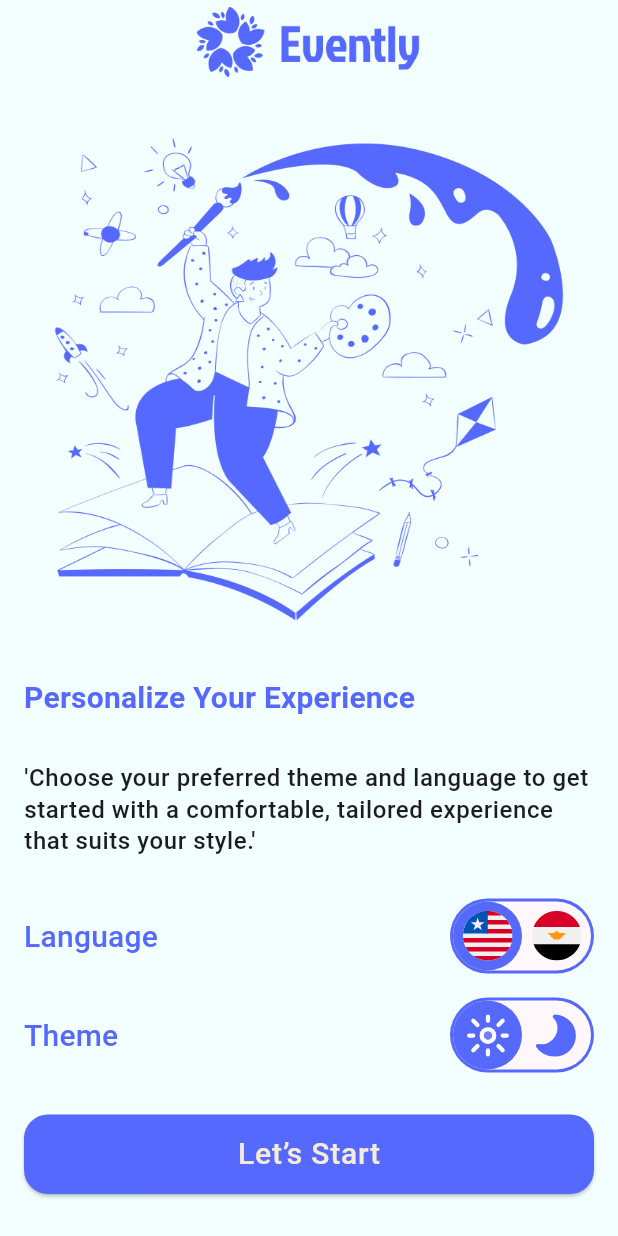
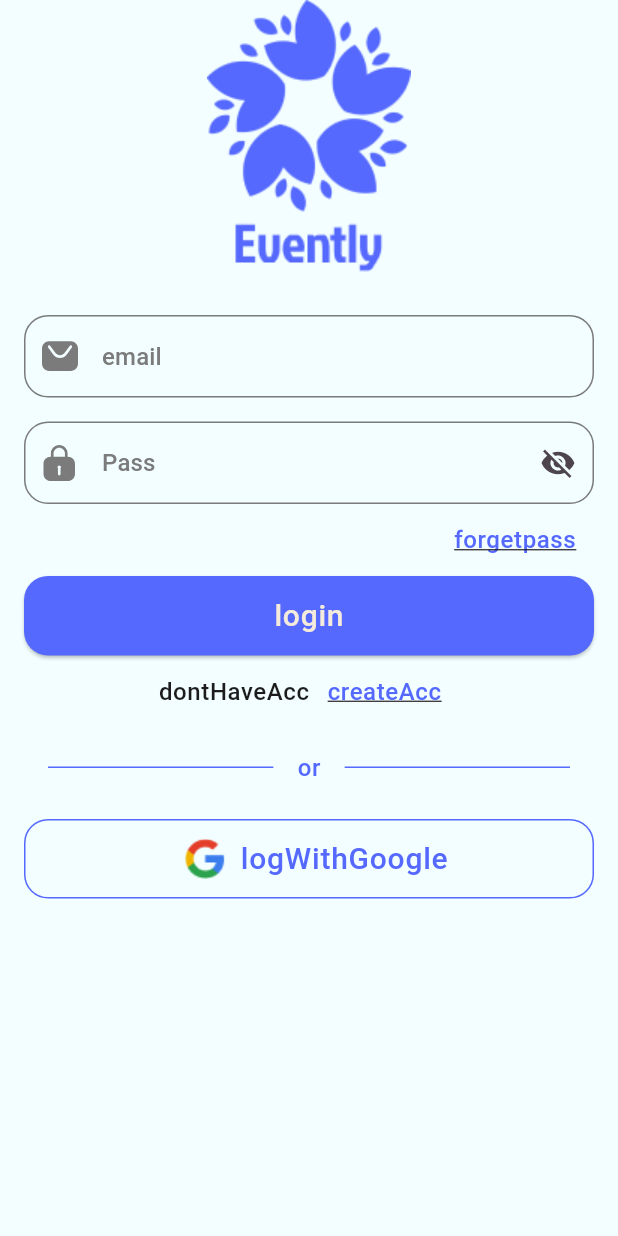
Before and after one commit to abdogabal/Evently, a Flutter app: the screen it shows after launch, after a tap on "Let’s Start", on a phone screen of 412 x 824 dp. Run offline on Flutter 3.47's test engine with Material 3 defaults, Android fonts, the phone set to English and light mode, and no system bars; drawn by our look-alikes of animated_toggle_switch; our stand-ins replace easy_localization, flutter_animate, flutter_svg, shared_preferences; missing offline and left inert: dart:ffi.

Commit message:
+add Login_Screen +add register screen +add reset password screen

```diff
--- /dev/null
+++ b/lib/Core/Constants.dart
@@ -0,0 +1 @@
+String emailRegex=r"^[a-zA-Z0-9.a-zA-Z0-9.!#$%&'*+-/=?^_`{|}~]+@[a-zA-Z0-9]+\.[a-zA-Z]+";
--- /dev/null
+++ b/lib/Core/Reusable_Component/CustomTextField.dart
@@ -0,0 +1,90 @@
+import 'package:evently/Core/resources/AppStyle.dart';
+import 'package:evently/Core/resources/ColorManger.dart';
+import 'package:flutter/material.dart';
+import 'package:flutter_svg/flutter_svg.dart';
+
+class CustomTextField extends StatefulWidget {
+  TextEditingController controller;
+  String? Function(String?) validate;
+  String hint;
+  String prefixIcon;
+  TextInputType keyboardType;
+  bool obscure;
+
+  CustomTextField({
+    required this.validate,
+    required this.controller,
+    required this.hint,
+    required this.prefixIcon,
+    required this.keyboardType,
+    this.obscure = false,
+  });
+
+  @override
+  State<CustomTextField> createState() => _CustomTextFieldState();
+}
+
+class _CustomTextFieldState extends State<CustomTextField> {
+  late bool isVisible;
+
+  @override
+  void initState() {
+    // TODO: implement initState
+    super.initState();
+    isVisible = widget.obscure;
+  }
+
+  @override
+  Widget build(BuildContext context) {
+    return TextFormField(
+      validator: widget.validate,
+      controller: widget.controller,
+      obscureText: isVisible,
+      obscuringCharacter: '*',
+      style: Theme.of(context).textTheme.titleSmall,
+      keyboardType: widget.keyboardType,
+      decoration: InputDecoration(
+        hintText: widget.hint,
+        hintStyle: Theme.of(context).textTheme.titleSmall,
+
+        enabledBorder: OutlineInputBorder(
+          borderRadius: BorderRadius.circular(16),
+          borderSide: BorderSide(color: ColorManger.grey),
+        ),
+        focusedBorder: OutlineInputBorder(
+          borderRadius: BorderRadius.circular(16),
+          borderSide: BorderSide(color: ColorManger.grey),
+        ),
+        errorBorder: OutlineInputBorder(
+          borderRadius: BorderRadius.circular(16),
+          borderSide: BorderSide(color: ColorManger.red),
+        ),
+        focusedErrorBorder: OutlineInputBorder(
+          borderRadius: BorderRadius.circular(16),
+          borderSide: BorderSide(color: ColorManger.red),
+        ),
+        prefixIcon: SvgPicture.asset(
+          widget.prefixIcon,
+          fit: BoxFit.scaleDown,
+          colorFilter: ColorFilter.mode(
+            Theme.of(context).colorScheme.onPrimaryContainer,
+            BlendMode.srcIn,
+          ),
+        ),
+        suffixIcon:
+            widget.obscure
+                ? IconButton(
+                  onPressed: () {
+                    setState(() {
+                      isVisible = !isVisible;
+                    });
+                  },
+                  icon: Icon(
+                    isVisible ? Icons.visibility_off : Icons.visibility,
+                  ),
+                )
+                : null,
+      ),
+    );
+  }
+}
--- a/lib/Core/resources/AppStyle.dart
+++ b/lib/Core/resources/AppStyle.dart
@@ -3,11 +3,17 @@ import 'package:flutter/material.dart';
 import 'ColorManger.dart';
 
 class AppStyle {
-  static ThemeMode themeMode=ThemeMode.light;
+  static ThemeMode themeMode = ThemeMode.light;
   static ThemeData lightTheme = ThemeData(
     appBarTheme: AppBarTheme(
       centerTitle: true,
       backgroundColor: Colors.transparent,
+      shadowColor: Colors.transparent,
+      titleTextStyle: TextStyle(
+        fontSize: 22,
+        fontWeight: FontWeight.w400,
+        color: ColorManger.black,
+      ),
     ),
     colorScheme: ColorScheme.fromSeed(
       brightness: Brightness.light,
@@ -16,7 +22,10 @@ class AppStyle {
       secondary: ColorManger.black,
       tertiary: ColorManger.red,
       onPrimary: Colors.white,
+      onPrimaryContainer: ColorManger.grey
     ),
+
+
     textTheme: TextTheme(
       labelMedium: TextStyle(
         fontWeight: FontWeight.w500,
@@ -33,6 +42,11 @@ class AppStyle {
         color: ColorManger.black,
         fontSize: 16,
       ),
+      titleSmall: TextStyle(
+        fontSize: 16,
+        fontWeight: FontWeight.w500,
+        color: ColorManger.grey
+      )
     ),
 
     useMaterial3: true,
@@ -40,8 +54,14 @@ class AppStyle {
   );
   static ThemeData darkTheme = ThemeData(
     appBarTheme: AppBarTheme(
+      shadowColor: Colors.transparent,
       centerTitle: true,
       backgroundColor: Colors.transparent,
+      titleTextStyle: TextStyle(
+        fontSize: 22,
+        fontWeight: FontWeight.w400,
+        color: ColorManger.black,
+      ),
     ),
     colorScheme: ColorScheme.fromSeed(
       brightness: Brightness.dark,
@@ -50,7 +70,9 @@ class AppStyle {
       secondary: ColorManger.white,
       tertiary: ColorManger.red,
       onPrimary: Colors.black,
+      onPrimaryContainer: ColorManger.white,
     ),
+
     useMaterial3: true,
     scaffoldBackgroundColor: ColorManger.darkBackground,
     textTheme: TextTheme(
@@ -69,6 +91,11 @@ class AppStyle {
         color: ColorManger.white,
         fontSize: 16,
       ),
+        titleSmall: TextStyle(
+            fontSize: 16,
+            fontWeight: FontWeight.w500,
+            color: ColorManger.grey
+        )
     ),
   );
 }
--- a/lib/Core/resources/AssetsManger.dart
+++ b/lib/Core/resources/AssetsManger.dart
@@ -1,14 +1,19 @@
-abstract final class AssetsManger{
-static const String logo='assets/images/Logo.png';
-static const String branding='assets/images/branding.png';
-static const String startLight='assets/images/being-creative.png';
-static const String startDark='assets/images/designer-desk.png';
-static const String logoBar='assets/images/logo_bar.png';
-static const String mangerDesk='assets/images/manager-desk.png';
-static const String socialMedia='assets/images/social-media.png';
-static const String hotTrending='assets/images/hot-trending.png';
-static const String eg='assets/svg/EG.svg';
-static const String us='assets/svg/US.svg';
-static const String sun='assets/svg/Sun.svg';
-static const String moon='assets/svg/Moon.svg';
+abstract final class AssetsManger {
+  static const String logo = 'assets/images/Logo.png';
+  static const String branding = 'assets/images/branding.png';
+  static const String startLight = 'assets/images/being-creative.png';
+  static const String startDark = 'assets/images/designer-desk.png';
+  static const String logoBar = 'assets/images/logo_bar.png';
+  static const String mangerDesk = 'assets/images/manager-desk.png';
+  static const String socialMedia = 'assets/images/social-media.png';
+  static const String hotTrending = 'assets/images/hot-trending.png';
+  static const String eg = 'assets/svg/EG.svg';
+  static const String us = 'assets/svg/US.svg';
+  static const String sun = 'assets/svg/Sun.svg';
+  static const String moon = 'assets/svg/Moon.svg';
+  static const String person = 'assets/svg/person.svg';
+  static const String mail = 'assets/svg/mail.svg';
+  static const String lock = 'assets/svg/lock.svg';
+  static const String forgetPass = 'assets/images/Forget_password.png';
+  static const String gLogo = 'assets/images/G_logo.png';
 }
--- a/lib/Core/resources/ColorManger.dart
+++ b/lib/Core/resources/ColorManger.dart
@@ -7,4 +7,5 @@ static const Color blue=Color(0xff5669FF);
 static const Color black=Color(0xff1C1C1C);
 static const Color red=Color(0xffFF5659);
 static const Color white=Color(0xffF4EBDC);
+static const Color grey=Color(0xff7B7B7B);
 }
--- a/lib/Core/resources/StringsManger.dart
+++ b/lib/Core/resources/StringsManger.dart
@@ -4,4 +4,17 @@ abstract final class StringsManger {
   static const String language = 'language';
   static const String theme = 'theme';
   static const String begin = 'begin';
+  static const String register = 'register';
+  static const String login = 'login';
+  static const String name = 'name';
+  static const String email = 'email';
+  static const String pass = 'Pass';
+  static const String rePass = 'repass';
+  static const String createAcc = 'createAcc';
+  static const String alreadyHaveAcc = 'alreadyHaveAcc';
+  static const String dontHaveAcc = 'dontHaveAcc';
+  static const String forgetpass = 'forgetpass';
+  static const String resetpass = 'resetpass';
+  static const String or = 'or';
+  static const String logWithGoogle = 'logWithGoogle';
 }
--- /dev/null
+++ b/lib/UI/Login/Screens/Login_Screen.dart
@@ -0,0 +1,212 @@
+import 'dart:ffi';
+
+import 'package:easy_localization/easy_localization.dart';
+import 'package:evently/Core/Constants.dart';
+import 'package:evently/Core/Reusable_Component/CustomButton.dart';
+import 'package:evently/Core/Reusable_Component/CustomTextField.dart';
+import 'package:evently/Core/resources/AssetsManger.dart';
+import 'package:evently/Core/resources/ColorManger.dart';
+import 'package:evently/Core/resources/StringsManger.dart';
+import 'package:evently/UI/ForgetPass/Screens/ForgetPass_Screen.dart';
+import 'package:evently/UI/Register/Screens/Register_Screen.dart';
+import 'package:flutter/material.dart';
+
+class LoginScreen extends StatefulWidget {
+  static const String routeName = 'Login';
+
+  const LoginScreen({super.key});
+
+  @override
+  State<LoginScreen> createState() => _LoginScreenState();
+}
+
+class _LoginScreenState extends State<LoginScreen> {
+  late TextEditingController emailController;
+  late TextEditingController passController;
+  GlobalKey<FormState> formKey = GlobalKey<FormState>();
+
+  @override
+  void initState() {
+    super.initState();
+    emailController = TextEditingController();
+    passController = TextEditingController();
+  }
+
+  @override
+  void dispose() {
+    // TODO: implement dispose
+    super.dispose();
+    emailController.dispose();
+    passController.dispose();
+  }
+
+  @override
+  Widget build(BuildContext context) {
+    return Scaffold(
+      body: SafeArea(
+        child: Padding(
+          padding: const EdgeInsets.symmetric(horizontal: 16),
+          child: SingleChildScrollView(
+            child: Form(
+              key: formKey,
+              child: Column(
+                children: [
+                  Image.asset(AssetsManger.logo),
+                  SizedBox(height: 24),
+                  CustomTextField(
+                    validate: (value) {
+                      if (value == null || value.isEmpty) {
+                        return 'Should not be empty';
+                      } else if (!RegExp(emailRegex).hasMatch(value)) {
+                        return 'Email not valid';
+                      }
+                      return null;
+                    },
+                    keyboardType: TextInputType.emailAddress,
+                    controller: emailController,
+                    hint: StringsManger.email.tr(),
+                    prefixIcon: AssetsManger.mail,
+                  ),
+                  SizedBox(height: 16),
+                  CustomTextField(
+                    validate: (value) {
+                      if (value == null || value.isEmpty) {
+                        return 'Should not be empty';
+                      } else if (value.length < 8) {
+                        return 'Password must be at least 8 character';
+                      }
+                      return null;
+                    },
+                    obscure: true,
+                    keyboardType: TextInputType.visiblePassword,
+                    controller: passController,
+                    hint: StringsManger.pass.tr(),
+                    prefixIcon: AssetsManger.lock,
+                  ),
+                  Align(
+                    alignment: AlignmentDirectional.centerEnd,
+                    child: TextButton(
+                      onPressed: () {
+                        Navigator.pushNamed(
+                          context,
+                          ForgetPassScreen.routeName,
+                        );
+                      },
+                      child: Text(
+                        StringsManger.forgetpass.tr(),
+                        style: Theme.of(context).textTheme.bodySmall!.copyWith(
+                          color: Theme.of(context).colorScheme.primary,
+                          decoration: TextDecoration.underline,
+                        ),
+                      ),
+                    ),
+                  ),
+                  Container(
+                    width: double.infinity,
+                    child: CustomButton(
+                      title: StringsManger.login.tr(),
+                      onClick: () {
+                        formKey.currentState?.validate();
+                      },
+                    ),
+                  ),
+                  Row(
+                    mainAxisAlignment: MainAxisAlignment.center,
+                    children: [
+                      Text(
+                        StringsManger.dontHaveAcc.tr(),
+                        style: Theme.of(context).textTheme.bodySmall,
+                      ),
+                      TextButton(
+                        onPressed: () {
+                          Navigator.pushNamed(
+                            context,
+                            RegisterScreen.routeName,
+                          );
+                        },
+                        child: Text(
+                          StringsManger.createAcc.tr(),
+                          style: Theme.of(
+                            context,
+                          ).textTheme.bodySmall!.copyWith(
+                            color: Theme.of(context).colorScheme.primary,
+                            decoration: TextDecoration.underline,
+                          ),
+                        ),
+                      ),
+                    ],
+                  ),
+                  SizedBox(height: 16),
+                  Row(
+                    mainAxisAlignment: MainAxisAlignment.center,
+                    children: [
+                      SizedBox(width: 16),
+                      Expanded(
+                        child: Divider(
+                          height: 20,
+                          color: Theme.of(context).colorScheme.primary,
+                        ),
+                      ),
+                      SizedBox(width: 16),
+
+                      Text(
+                        StringsManger.or.tr(),
+                        style: Theme.of(context).textTheme.bodySmall!.copyWith(
+                          color: Theme.of(context).colorScheme.primary,
+                        ),
+                      ),
+                      SizedBox(width: 16),
+
+                      Expanded(
+                        child: Divider(
+                          height: 1,
+                          color: Theme.of(context).colorScheme.primary,
+                        ),
+                      ),
+
+                      SizedBox(width: 16),
+                    ],
+                  ),
+                  SizedBox(height: 24,),
+                  Container(
+                    width: double.infinity,
+                    child: ElevatedButton(
+                      onPressed: () {},
+                      style: ElevatedButton.styleFrom(
+                        padding: EdgeInsets.symmetric(vertical: 13),
+                        backgroundColor: Colors.transparent,
+                        shadowColor: Colors.transparent,
+                        shape: RoundedRectangleBorder(
+                          borderRadius: BorderRadius.circular(16),
+                          side: BorderSide(
+                            color: Theme.of(context).colorScheme.primary,
+
+                          )
+                        ),
+                      ),
+                      child: Row(
+                        mainAxisAlignment: MainAxisAlignment.center,
+                        children: [
+                          Container(
+                            margin: EdgeInsets.symmetric(horizontal: 10),
+                            child: Image.asset(AssetsManger.gLogo),
+                          ),
+                          Text(
+                            StringsManger.logWithGoogle.tr(),
+                            style: Theme.of(context).textTheme.labelMedium!.copyWith(
+                              color: Theme.of(context).colorScheme.primary,
+                            ),
+                          ),
+                        ],
+                      )
+                    ),
+                  ),
+                ],
+              ),
+            ),
+          ),
+        ),
+      ),
+    );
+  }
+}
--- a/lib/UI/Start/Screen/Start_Screen.dart
+++ b/lib/UI/Start/Screen/Start_Screen.dart
@@ -6,6 +6,8 @@ import 'package:evently/Core/resources/AppStyle.dart';
 import 'package:evently/Core/resources/AssetsManger.dart';
 import 'package:evently/Core/resources/StringsManger.dart';
 import 'package:evently/Providers/ThemeProvider.dart';
+import 'package:evently/UI/Login/Screens/Login_Screen.dart';
+
 import 'package:flutter/material.dart';
 import 'package:provider/provider.dart';
 
@@ -23,9 +25,11 @@ class _StartScreenState extends State<StartScreen> {
 
   @override
   Widget build(BuildContext context) {
-    ThemeProviders provider=Provider.of<ThemeProviders>(context);
-    PrefsManager.getTheme()?selectedTheme=1:selectedTheme=0;
-    context.locale.toString()=='ar'?selectedLanguage=1:selectedLanguage=0;
+    ThemeProviders provider = Provider.of<ThemeProviders>(context);
+    PrefsManager.getTheme() ? selectedTheme = 1 : selectedTheme = 0;
+    context.locale.toString() == 'ar'
+        ? selectedLanguage = 1
+        : selectedLanguage = 0;
     return Scaffold(
       appBar: AppBar(
         title: Image.asset(AssetsManger.logoBar, height: 50, width: 150),
@@ -71,9 +75,9 @@ class _StartScreenState extends State<StartScreen> {
                   onChange: (value) {
                     setState(() {
                       selectedLanguage = value;
-                      if(selectedLanguage==1){
+                      if (selectedLanguage == 1) {
                         context.setLocale(Locale('ar'));
-                      }else{
+                      } else {
                         context.setLocale(Locale('en'));
                       }
                     });
@@ -100,24 +104,25 @@ class _StartScreenState extends State<StartScreen> {
                   onChange: (value) {
                     setState(() {
                       selectedTheme = value;
-                      if(selectedTheme == 1){
+                      if (selectedTheme == 1) {
                         PrefsManager.setTheme(true);
                         provider.changeTheme(ThemeMode.dark);
-                      }else{
+                      } else {
                         PrefsManager.setTheme(false);
                         provider.changeTheme(ThemeMode.light);
-
                       }
-
                     });
                   },
                 ),
               ],
             ),
             SizedBox(height: 28),
-            CustomButton(title: StringsManger.begin.tr(), onClick: (){
-
-            }),
+            CustomButton(
+              title: StringsManger.begin.tr(),
+              onClick: () {
+                Navigator.pushNamed(context, LoginScreen.routeName);
+              },
+            ),
           ],
         ),
       ),
--- a/lib/main.dart
+++ b/lib/main.dart
@@ -3,10 +3,13 @@ import 'package:evently/Core/PrefsManager.dart';
 import 'package:evently/Core/resources/AppStyle.dart';
 import 'package:evently/Core/resources/ColorManger.dart';
 import 'package:evently/Providers/ThemeProvider.dart';
+import 'package:evently/UI/ForgetPass/Screens/ForgetPass_Screen.dart';
+import 'package:evently/UI/Register/Screens/Register_Screen.dart';
 import 'package:evently/UI/splash/screen/splash_screen.dart';
 import 'package:flutter/material.dart';
 import 'package:provider/provider.dart';
 
+import 'UI/Login/Screens/Login_Screen.dart';
 import 'UI/Start/Screen/Start_Screen.dart';
 
 void main() async {
@@ -20,8 +23,10 @@ void main() async {
       saveLocale: true,
       startLocale: Locale('en'),
       fallbackLocale: Locale('en'),
-      child: ChangeNotifierProvider(create: (context)=>ThemeProviders()..init(),
-      child: MyApp()),
+      child: ChangeNotifierProvider(
+        create: (context) => ThemeProviders()..init(),
+        child: MyApp(),
+      ),
     ),
   );
 }
@@ -32,7 +37,7 @@ class MyApp extends StatelessWidget {
   // This widget is the root of your application.
   @override
   Widget build(BuildContext context) {
-    ThemeProviders provider=Provider.of<ThemeProviders>(context);
+    ThemeProviders provider = Provider.of<ThemeProviders>(context);
     return MaterialApp(
       localizationsDelegates: context.localizationDelegates,
       supportedLocales: context.supportedLocales,
@@ -44,6 +49,10 @@ class MyApp extends StatelessWidget {
       routes: {
         SplashScreen.routeName: (_) => SplashScreen(),
         StartScreen.routeName: (_) => StartScreen(),
+        RegisterScreen.routeName: (_) => RegisterScreen(),
+        LoginScreen.routeName: (_) => LoginScreen(),
+        ForgetPassScreen.routeName: (_) => ForgetPassScreen(),
+
       },
       initialRoute: SplashScreen.routeName,
     );
```
Also changed, not shown: lib/UI/ForgetPass/Screens/ForgetPass_Screen.dart (added, +83 -0 lines), lib/UI/Register/Screens/Register_Screen.dart (added, +163 -0 lines), assets/images/Forget_password.png (added), assets/images/G_logo.png (added), assets/svg/lock.svg (added), assets/svg/mail.svg (added), assets/svg/person.svg (added).
